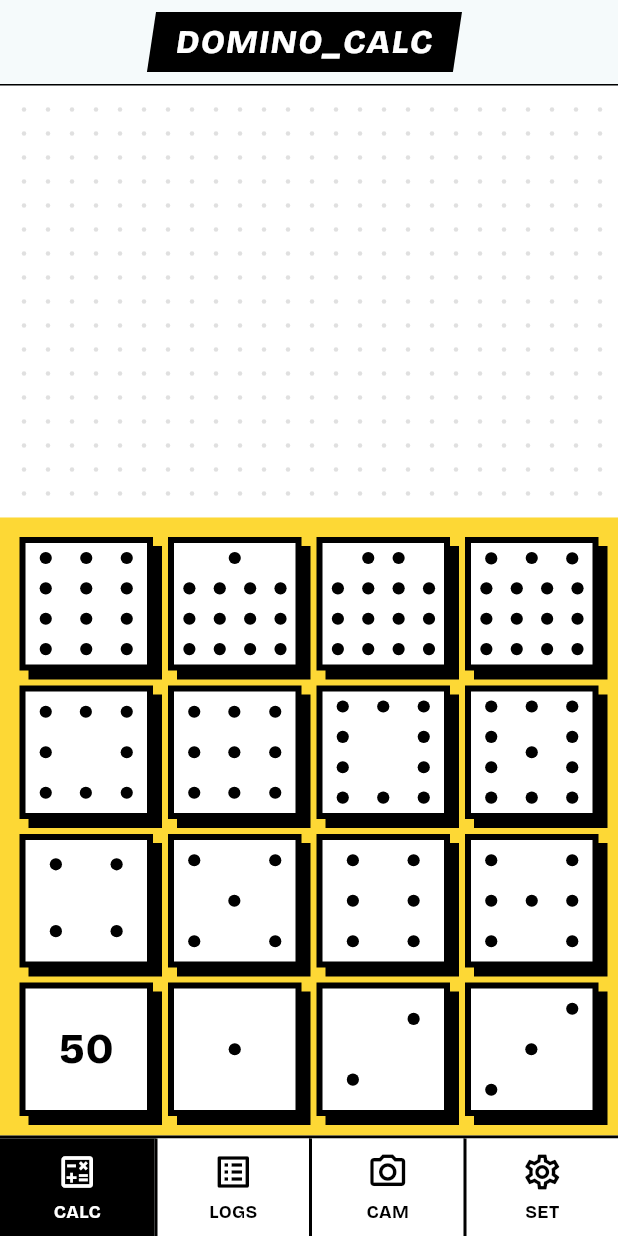
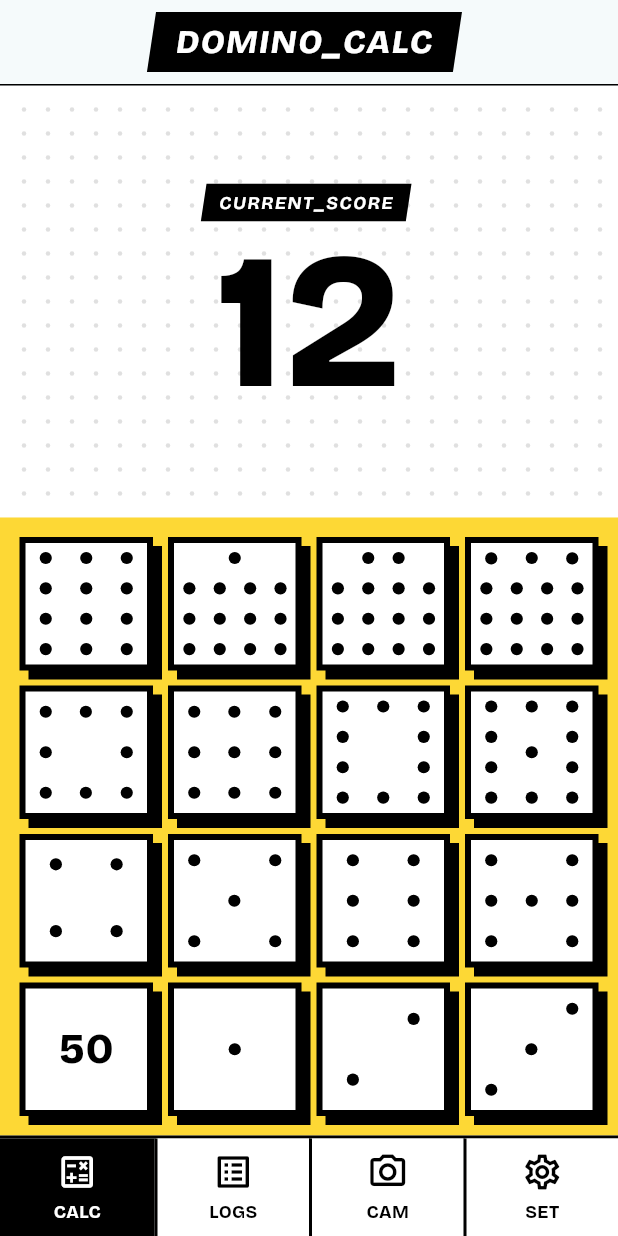
Before and after one commit to chrisstayte/DominoesCalculator, a Flutter app: the screen it shows after launch, after a tap on an icon or button, on a phone screen of 412 x 824 dp. Run offline on Flutter 3.47's test engine with Material 3 defaults, Android fonts, the phone set to English and light mode, and no system bars; our stand-ins replace flutter_svg, go_router, google_fonts, shared_preferences.

Commit message:
Adds calculator provider and live score display
Adds a new CalculatorProvider to manage selected domino pips, compute the total score based on a dynamic free point value, and support add/remove/clear operations with change notifications.

Bootstraps the app with a MultiProvider that includes LocalSettingsProvider and CalculatorProvider for state management across the app.

Refactors HomeScreen to consume CalculatorProvider, compute total using current settings, and render a live score UI. Passes the calculator instance to the domino grid builder and wires tile taps to add pips, enabling real-time scoring updates.

Updates the UI to display a CURRENT_SCORE badge and a prominent total, and adapts the domino tile grid rendering to accommodate the calculator-based interaction.

```diff
--- a/lib/main.dart
+++ b/lib/main.dart
@@ -1,4 +1,5 @@
 import 'package:dominoes/constants.dart';
+import 'package:dominoes/providers/calculator_provider.dart';
 import 'package:dominoes/providers/local_settings_provider.dart';
 import 'package:dominoes/router.dart';
 import 'package:flutter/material.dart';
@@ -8,9 +9,16 @@ import 'package:provider/provider.dart';
 void main() async {
   WidgetsFlutterBinding.ensureInitialized();
   runApp(
-    ChangeNotifierProvider<LocalSettingsProvider>(
-      create: (context) => LocalSettingsProvider(),
-      lazy: false,
+    MultiProvider(
+      providers: [
+        ChangeNotifierProvider<LocalSettingsProvider>(
+          create: (context) => LocalSettingsProvider(),
+          lazy: false,
+        ),
+        ChangeNotifierProvider<CalculatorProvider>(
+          create: (context) => CalculatorProvider(),
+        ),
+      ],
       child: MyApp(),
     ),
   );
--- /dev/null
+++ b/lib/providers/calculator_provider.dart
@@ -0,0 +1,33 @@
+import 'package:dominoes/enum/domino_pips.dart';
+import 'package:flutter/foundation.dart';
+
+class CalculatorProvider extends ChangeNotifier {
+  final List<DominoPips> _selectedPips = [];
+
+  List<DominoPips> get selectedPips => List.unmodifiable(_selectedPips);
+
+  int total({required int freePointValue}) {
+    return _selectedPips.fold(0, (sum, pip) {
+      return sum + (pip == DominoPips.p0 ? freePointValue : pip.value);
+    });
+  }
+
+  void addPip(DominoPips pip) {
+    _selectedPips.add(pip);
+    notifyListeners();
+  }
+
+  void removeLast() {
+    if (_selectedPips.isNotEmpty) {
+      _selectedPips.removeLast();
+      notifyListeners();
+    }
+  }
+
+  void clear() {
+    if (_selectedPips.isNotEmpty) {
+      _selectedPips.clear();
+      notifyListeners();
+    }
+  }
+}
--- a/lib/screens/home_screen.dart
+++ b/lib/screens/home_screen.dart
@@ -1,5 +1,6 @@
 import 'package:dominoes/enum/domino_pips.dart';
 import 'package:dominoes/enum/number_style.dart';
+import 'package:dominoes/providers/calculator_provider.dart';
 import 'package:dominoes/providers/local_settings_provider.dart';
 import 'package:dominoes/widgets/domino_pip.dart';
 import 'package:dominoes/widgets/dot_grid_painter.dart';
@@ -10,7 +11,10 @@ import 'package:provider/provider.dart';
 class HomeScreen extends StatelessWidget {
   const HomeScreen({super.key});
 
-  List<Widget> _buildDominoTiles(NumberStyle numberStyle) {
+  List<Widget> _buildDominoTiles(
+    NumberStyle numberStyle,
+    CalculatorProvider calculator,
+  ) {
     final orderedPips = [
       ...DominoPips.values.skip(12).take(4), // Row 1 (top): 12, 13, 14, 15
       ...DominoPips.values.skip(8).take(4), // Row 2: 8, 9, 10, 11
@@ -19,13 +23,21 @@ class HomeScreen extends StatelessWidget {
     ];
 
     return orderedPips.map((pip) {
-      return DominoPip(pip: pip, numberStyle: numberStyle, onTap: () {});
+      return DominoPip(
+        pip: pip,
+        numberStyle: numberStyle,
+        onTap: () => calculator.addPip(pip),
+      );
     }).toList();
   }
 
   @override
   Widget build(BuildContext context) {
     final settings = context.watch<LocalSettingsProvider>().localSettings;
+    final calculator = context.watch<CalculatorProvider>();
+    final total = calculator.total(
+      freePointValue: settings.freePointValue,
+    );
 
     return Scaffold(
       appBar: AppBar(
@@ -53,7 +65,45 @@ class HomeScreen extends StatelessWidget {
       body: Column(
         children: [
           Expanded(
-            child: CustomPaint(painter: DotGridPainter(), child: Container()),
+            child: CustomPaint(
+              painter: DotGridPainter(),
+              child: Center(
+                child: Column(
+                  mainAxisSize: MainAxisSize.min,
+                  children: [
+                    Transform(
+                      transform: Matrix4.skewX(-0.15),
+                      child: Container(
+                        color: Colors.black,
+                        padding: const EdgeInsets.symmetric(
+                          horizontal: 10,
+                          vertical: 4,
+                        ),
+                        child: Text(
+                          'CURRENT_SCORE',
+                          style: GoogleFonts.bricolageGrotesque(
+                            color: Colors.white,
+                            fontSize: 12,
+                            fontWeight: FontWeight.w700,
+                            letterSpacing: 1,
+                          ),
+                        ),
+                      ),
+                    ),
+                    const SizedBox(height: 4),
+                    Text(
+                      '$total',
+                      style: GoogleFonts.bricolageGrotesque(
+                        fontSize: 128,
+                        fontWeight: FontWeight.w900,
+                        color: Colors.black,
+                        height: 1,
+                      ),
+                    ),
+                  ],
+                ),
+              ),
+            ),
           ),
           Container(
             decoration: BoxDecoration(color: Colors.yellow.shade600),
@@ -67,7 +117,9 @@ class HomeScreen extends StatelessWidget {
                 crossAxisCount: 4,
                 mainAxisSpacing: 2,
                 crossAxisSpacing: 2,
-                children: [..._buildDominoTiles(settings.numberStyle)],
+                children: [
+                ..._buildDominoTiles(settings.numberStyle, calculator),
+              ],
               ),
             ),
           ),
```
